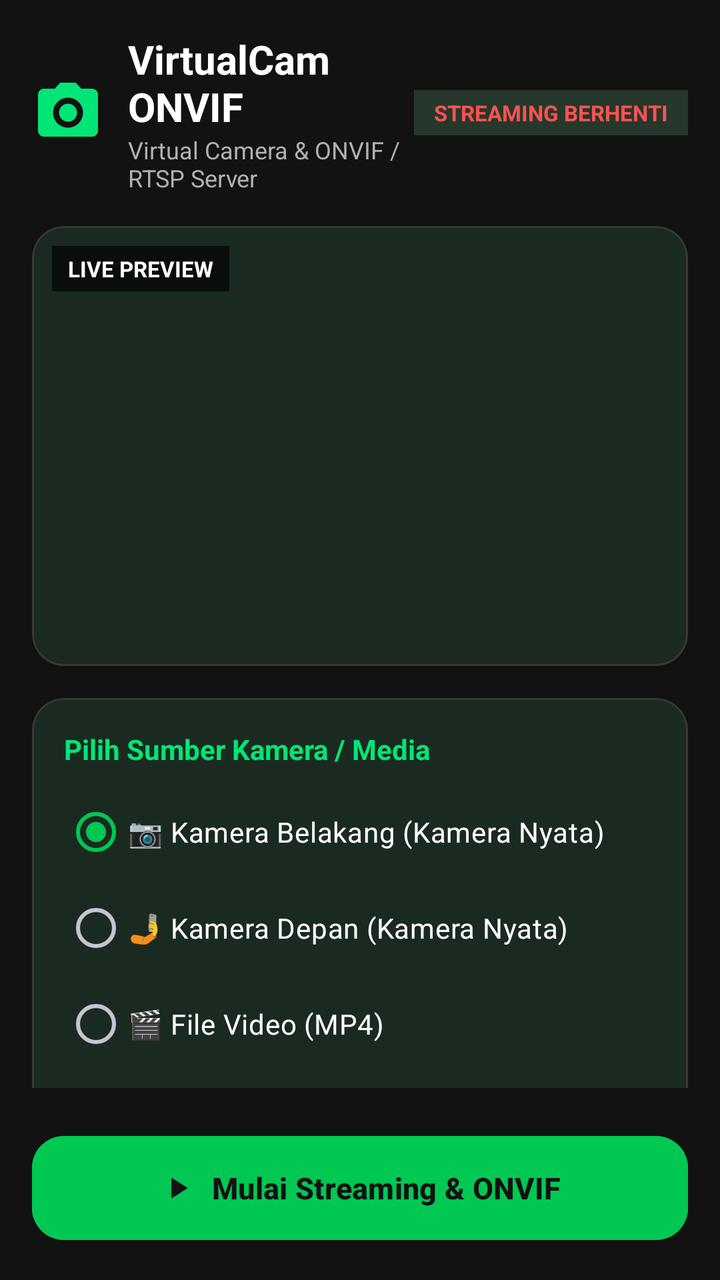
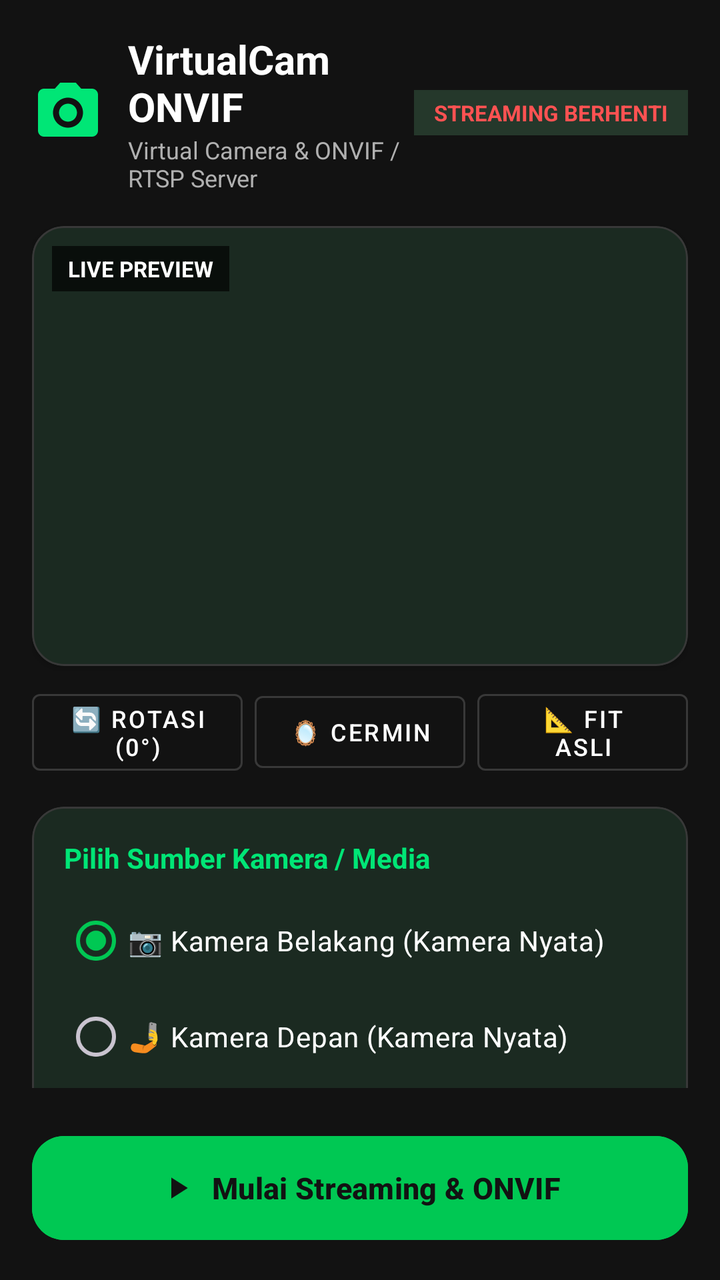

The first picture is an Android layout as it rendered before a commit; the second is the same layout after the commit. The layout source and the unified diff follow.
<!-- AndroidManifest.xml: application theme Theme.VirtualCam -->
<!-- res/layout/activity_main.xml -->
<?xml version="1.0" encoding="utf-8"?>
<androidx.coordinatorlayout.widget.CoordinatorLayout xmlns:android="http://schemas.android.com/apk/res/android"
    xmlns:app="http://schemas.android.com/apk/res-auto"
    xmlns:tools="http://schemas.android.com/tools"
    android:layout_width="match_parent"
    android:layout_height="match_parent"
    android:background="@color/background">

    <androidx.core.widget.NestedScrollView
        android:layout_width="match_parent"
        android:layout_height="match_parent"
        android:fillViewport="true"
        android:paddingBottom="96dp">

        <LinearLayout
            android:layout_width="match_parent"
            android:layout_height="wrap_content"
            android:orientation="vertical"
            android:padding="16dp">

            
            <LinearLayout
                android:layout_width="match_parent"
                android:layout_height="wrap_content"
                android:gravity="center_vertical"
                android:orientation="horizontal">

                <ImageView
                    android:layout_width="36dp"
                    android:layout_height="36dp"
                    android:contentDescription="@string/app_name"
                    android:src="@drawable/ic_camera" />

                <LinearLayout
                    android:layout_width="0dp"
                    android:layout_height="wrap_content"
                    android:layout_marginStart="12dp"
                    android:layout_weight="1"
                    android:orientation="vertical">

                    <TextView
                        android:layout_width="wrap_content"
                        android:layout_height="wrap_content"
                        android:text="@string/app_name"
                        android:textColor="@color/text_primary"
                        android:textSize="20sp"
                        android:textStyle="bold" />

                    <TextView
                        android:layout_width="wrap_content"
                        android:layout_height="wrap_content"
                        android:text="Virtual Camera &amp; ONVIF / RTSP Server"
                        android:textColor="@color/text_secondary"
                        android:textSize="12sp" />
                </LinearLayout>

                <TextView
                    android:id="@+id/tvStatusBadge"
                    android:layout_width="wrap_content"
                    android:layout_height="wrap_content"
                    android:background="@color/badge_bg"
                    android:paddingHorizontal="10dp"
                    android:paddingVertical="4dp"
                    android:text="@string/status_stopped"
                    android:textColor="@color/status_red"
                    android:textSize="11sp"
                    android:textStyle="bold" />
            </LinearLayout>

            
            <com.google.android.material.card.MaterialCardView
                android:layout_width="match_parent"
                android:layout_height="220dp"
                android:layout_marginTop="16dp"
                app:cardBackgroundColor="@color/surface"
                app:cardCornerRadius="16dp"
                app:cardElevation="2dp"
                app:strokeColor="@color/card_stroke"
                app:strokeWidth="1dp">

                <FrameLayout
                    android:layout_width="match_parent"
                    android:layout_height="match_parent">

                    <TextureView
                        android:id="@+id/previewTextureView"
                        android:layout_width="match_parent"
                        android:layout_height="match_parent" />

                    <TextView
                        android:id="@+id/tvPreviewOverlay"
                        android:layout_width="wrap_content"
                        android:layout_height="wrap_content"
                        android:layout_gravity="top|start"
                        android:layout_margin="10dp"
                        android:background="#AA000000"
                        android:paddingHorizontal="8dp"
                        android:paddingVertical="4dp"
                        android:text="LIVE PREVIEW"
                        android:textColor="@color/text_primary"
                        android:textSize="11sp"
                        android:textStyle="bold" />
                </FrameLayout>
            </com.google.android.material.card.MaterialCardView>

            
            <com.google.android.material.card.MaterialCardView
                android:layout_width="match_parent"
                android:layout_height="wrap_content"
                android:layout_marginTop="16dp"
                app:cardBackgroundColor="@color/surface"
                app:cardCornerRadius="16dp"
                app:cardElevation="2dp"
                app:strokeColor="@color/card_stroke"
                app:strokeWidth="1dp">

                <LinearLayout
                    android:layout_width="match_parent"
                    android:layout_height="wrap_content"
                    android:orientation="vertical"
                    android:padding="16dp">

                    <TextView
                        android:layout_width="wrap_content"
                        android:layout_height="wrap_content"
                        android:text="Pilih Sumber Kamera / Media"
                        android:textColor="@color/accent"
                        android:textSize="14sp"
                        android:textStyle="bold" />

                    <RadioGroup
                        android:id="@+id/rgSource"
                        android:layout_width="match_parent"
                        android:layout_height="wrap_content"
                        android:layout_marginTop="8dp">

                        <RadioButton
                            android:id="@+id/rbCameraBack"
                            android:layout_width="wrap_content"
                            android:layout_height="wrap_content"
                            android:checked="true"
                            android:text="@string/source_camera_back"
                            android:textColor="@color/text_primary" />

                        <RadioButton
                            android:id="@+id/rbCameraFront"
                            android:layout_width="wrap_content"
                            android:layout_height="wrap_content"
                            android:text="@string/source_camera_front"
                            android:textColor="@color/text_primary" />

                        <RadioButton
                            android:id="@+id/rbVideo"
                            android:layout_width="wrap_content"
                            android:layout_height="wrap_content"
                            android:text="@string/source_video"
                            android:textColor="@color/text_primary" />

                        <RadioButton
                            android:id="@+id/rbScreen"
                            android:layout_width="wrap_content"
                            android:layout_height="wrap_content"
                            android:text="@string/source_screen"
                            android:textColor="@color/text_primary" />

                        <RadioButton
                            android:id="@+id/rbPattern"
                            android:layout_width="wrap_content"
                            android:layout_height="wrap_content"
                            android:text="@string/source_test_pattern"
                            android:textColor="@color/text_primary" />
                    </RadioGroup>

                    
                    <LinearLayout
                        android:id="@+id/layoutVideoPicker"
                        android:layout_width="match_parent"
                        android:layout_height="wrap_content"
                        android:layout_marginTop="8dp"
                        android:orientation="vertical"
                        android:visibility="gone">

                        <com.google.android.material.button.MaterialButton
                            android:id="@+id/btnSelectVideo"
                            android:layout_width="match_parent"
                            android:layout_height="wrap_content"
                            android:backgroundTint="@color/surface_variant"
                            android:text="@string/btn_select_video"
                            android:textColor="@color/text_primary"
                            app:icon="@drawable/ic_video"
                            app:iconTint="@color/accent" />

                        <TextView
                            android:id="@+id/tvSelectedVideo"
                            android:layout_width="wrap_content"
                            android:layout_height="wrap_content"
                            android:layout_marginTop="4dp"
                            android:ellipsize="middle"
                            android:maxLines="1"
                            android:text="@string/no_video_selected"
                            android:textColor="@color/text_secondary"
                            android:textSize="12sp" />

                        <com.google.android.material.switchmaterial.SwitchMaterial
                            android:id="@+id/switchLoop"
                            android:layout_width="match_parent"
                            android:layout_height="wrap_content"
                            android:layout_marginTop="8dp"
                            android:checked="true"
                            android:text="@string/loop_video"
                            android:textColor="@color/text_primary" />
                    </LinearLayout>
                </LinearLayout>
            </com.google.android.material.card.MaterialCardView>

            
            <com.google.android.material.card.MaterialCardView
                android:layout_width="match_parent"
                android:layout_height="wrap_content"
                android:layout_marginTop="16dp"
                app:cardBackgroundColor="@color/surface"
                app:cardCornerRadius="16dp"
                app:cardElevation="2dp"
                app:strokeColor="@color/card_stroke"
                app:strokeWidth="1dp">

                <LinearLayout
                    android:layout_width="match_parent"
                    android:layout_height="wrap_content"
                    android:orientation="vertical"
                    android:padding="16dp">

                    <TextView
                        android:layout_width="wrap_content"
                        android:layout_height="wrap_content"
                        android:text="Koneksi &amp; Protokol Streaming"
                        android:textColor="@color/accent"
                        android:textSize="14sp"
                        android:textStyle="bold" />

                    
                    <LinearLayout
                        android:layout_width="match_parent"
                        android:layout_height="wrap_content"
                        android:layout_marginTop="10dp"
                        android:gravity="center_vertical"
                        android:orientation="horizontal">

                        <TextView
                            android:layout_width="0dp"
                            android:layout_height="wrap_content"
                            android:layout_weight="1"
                            android:text="@string/ip_address_label"
                            android:textColor="@color/text_secondary"
                            android:textSize="13sp" />

                        <TextView
                            android:id="@+id/tvIpAddress"
                            android:layout_width="wrap_content"
                            android:layout_height="wrap_content"
                            android:text="192.168.1.100"
                            android:textColor="@color/text_primary"
                            android:textSize="14sp"
                            android:textStyle="bold" />
                    </LinearLayout>

                    <View
                        android:layout_width="match_parent"
                        android:layout_height="1dp"
                        android:layout_marginVertical="8dp"
                        android:background="@color/card_stroke" />

                    
                    <LinearLayout
                        android:layout_width="match_parent"
                        android:layout_height="wrap_content"
                        android:gravity="center_vertical"
                        android:orientation="horizontal">

                        <LinearLayout
                            android:layout_width="0dp"
                            android:layout_height="wrap_content"
                            android:layout_weight="1"
                            android:orientation="vertical">

                            <TextView
                                android:layout_width="wrap_content"
                                android:layout_height="wrap_content"
                                android:text="@string/rtsp_url_label"
                                android:textColor="@color/text_secondary"
                                android:textSize="12sp" />

                            <TextView
                                android:id="@+id/tvRtspUrl"
                                android:layout_width="wrap_content"
                                android:layout_height="wrap_content"
                                android:text="rtsp://192.168.1.100:8554/live"
                                android:textColor="@color/accent"
                                android:textSize="13sp"
                                android:textStyle="bold" />
                        </LinearLayout>

                        <ImageButton
                            android:id="@+id/btnCopyRtsp"
                            android:layout_width="36dp"
                            android:layout_height="36dp"
                            android:background="?attr/selectableItemBackgroundBorderless"
                            android:contentDescription="Copy RTSP"
                            android:src="@drawable/ic_copy" />
                    </LinearLayout>

                    <View
                        android:layout_width="match_parent"
                        android:layout_height="1dp"
                        android:layout_marginVertical="8dp"
                        android:background="@color/card_stroke" />

                    
                    <LinearLayout
                        android:layout_width="match_parent"
                        android:layout_height="wrap_content"
                        android:gravity="center_vertical"
                        android:orientation="horizontal">

                        <LinearLayout
                            android:layout_width="0dp"
                            android:layout_height="wrap_content"
                            android:layout_weight="1"
                            android:orientation="vertical">

                            <TextView
                                android:layout_width="wrap_content"
                                android:layout_height="wrap_content"
                                android:text="@string/onvif_url_label"
                                android:textColor="@color/text_secondary"
                                android:textSize="12sp" />

                            <TextView
                                android:id="@+id/tvOnvifUrl"
                                android:layout_width="wrap_content"
                                android:layout_height="wrap_content"
                                android:text="http://192.168.1.100:8080/onvif/device_service"
                                android:textColor="@color/text_primary"
                                android:textSize="12sp" />
                        </LinearLayout>

                        <ImageButton
                            android:id="@+id/btnCopyOnvif"
                            android:layout_width="36dp"
                            android:layout_height="36dp"
                            android:background="?attr/selectableItemBackgroundBorderless"
                            android:contentDescription="Copy ONVIF"
                            android:src="@drawable/ic_copy" />
                    </LinearLayout>

                    <View
                        android:layout_width="match_parent"
                        android:layout_height="1dp"
                        android:layout_marginVertical="8dp"
                        android:background="@color/card_stroke" />

                    
                    <LinearLayout
                        android:layout_width="match_parent"
                        android:layout_height="wrap_content"
                        android:gravity="center_vertical"
                        android:orientation="horizontal">

                        <LinearLayout
                            android:layout_width="0dp"
                            android:layout_height="wrap_content"
                            android:layout_weight="1"
                            android:orientation="vertical">

                            <TextView
                                android:layout_width="wrap_content"
                                android:layout_height="wrap_content"
                                android:text="🌐 Web Stream URL (Tonton di Browser Chrome / Edge / Tablet):"
                                android:textColor="@color/accent"
                                android:textSize="12sp"
                                android:textStyle="bold" />

                            <TextView
                                android:id="@+id/tvWebStreamUrl"
                                android:layout_width="wrap_content"
                                android:layout_height="wrap_content"
                                android:text="http://192.168.1.100:8080/"
                                android:textColor="@color/text_primary"
                                android:textSize="13sp"
                                android:textStyle="bold" />
                        </LinearLayout>

                        <ImageButton
                            android:id="@+id/btnCopyWeb"
                            android:layout_width="36dp"
                            android:layout_height="36dp"
                            android:background="?attr/selectableItemBackgroundBorderless"
                            android:contentDescription="Copy Web URL"
                            android:src="@drawable/ic_copy" />
                    </LinearLayout>
                </LinearLayout>
            </com.google.android.material.card.MaterialCardView>

            
            <com.google.android.material.card.MaterialCardView
                android:layout_width="match_parent"
                android:layout_height="wrap_content"
                android:layout_marginTop="16dp"
                app:cardBackgroundColor="@color/surface"
                app:cardCornerRadius="16dp"
                app:cardElevation="2dp"
                app:strokeColor="@color/card_stroke"
                app:strokeWidth="1dp">

                <LinearLayout
                    android:layout_width="match_parent"
                    android:layout_height="wrap_content"
                    android:orientation="vertical"
                    android:padding="16dp">

                    <TextView
                        android:layout_width="wrap_content"
                        android:layout_height="wrap_content"
                        android:text="@string/virtual_cam_features"
                        android:textColor="@color/accent"
                        android:textSize="14sp"
                        android:textStyle="bold" />

                    
                    <com.google.android.material.button.MaterialButton
                        android:id="@+id/btnTestIntent"
                        android:layout_width="match_parent"
                        android:layout_height="wrap_content"
                        android:layout_marginTop="10dp"
                        android:backgroundTint="@color/surface_variant"
                        android:text="@string/btn_test_intent_cam"
                        android:textColor="@color/text_primary"
                        app:icon="@drawable/ic_camera"
                        app:iconTint="@color/accent" />

                    
                    <com.google.android.material.switchmaterial.SwitchMaterial
                        android:id="@+id/switchFloating"
                        android:layout_width="match_parent"
                        android:layout_height="wrap_content"
                        android:layout_marginTop="6dp"
                        android:text="@string/toggle_floating_preview"
                        android:textColor="@color/text_primary" />

                    
                    <TextView
                        android:layout_width="wrap_content"
                        android:layout_height="wrap_content"
                        android:layout_marginTop="12dp"
                        android:text="@string/xposed_guide_title"
                        android:textColor="@color/text_primary"
                        android:textSize="13sp"
                        android:textStyle="bold" />

                    <TextView
                        android:layout_width="wrap_content"
                        android:layout_height="wrap_content"
                        android:layout_marginTop="4dp"
                        android:lineSpacingExtra="2dp"
                        android:text="@string/xposed_guide_desc"
                        android:textColor="@color/text_secondary"
                        android:textSize="12sp" />
                </LinearLayout>
            </com.google.android.material.card.MaterialCardView>

        </LinearLayout>
    </androidx.core.widget.NestedScrollView>

    
    <com.google.android.material.button.MaterialButton
        android:id="@+id/btnToggleStream"
        android:layout_width="match_parent"
        android:layout_height="60dp"
        android:layout_gravity="bottom"
        android:layout_margin="16dp"
        android:backgroundTint="@color/primary"
        android:text="@string/btn_start_stream"
        android:textColor="@color/background"
        android:textSize="15sp"
        android:textStyle="bold"
        app:cornerRadius="16dp"
        app:icon="@drawable/ic_play"
        app:iconGravity="textStart"
        app:iconTint="@color/background" />

</androidx.coordinatorlayout.widget.CoordinatorLayout>
<!-- resources referenced by this layout -->
<resources>
  <color name="accent">#00E676</color>
  <color name="background">#121212</color>
  <color name="badge_bg">#25382B</color>
  <color name="card_stroke">#383838</color>
  <color name="primary">#00C853</color>
  <color name="status_red">#FF5252</color>
  <color name="surface">#1E1E1E</color>
  <color name="surface_variant">#2C2C2C</color>
  <color name="text_primary">#FFFFFF</color>
  <color name="text_secondary">#B0B0B0</color>
  <!-- drawable ic_camera (drawable) -->
  <vector xmlns:android="http://schemas.android.com/apk/res/android"
      android:width="24dp"
      android:height="24dp"
      android:viewportWidth="24"
      android:viewportHeight="24">
      <path
          android:fillColor="@color/accent"
          android:pathData="M9.4,2L7.6,4H4C2.9,4 2,4.9 2,6V18C2,19.1 2.9,20 4,20H20C21.1,20 22,19.1 22,18V6C22,4.9 21.1,4 20,4H16.4L14.6,2H9.4ZM12,17C9.24,17 7,14.76 7,12C7,9.24 9.24,7 12,7C14.76,7 17,9.24 17,12C17,14.76 14.76,17 12,17ZM12,9C10.34,9 9,10.34 9,12C9,13.66 10.34,15 12,15C13.66,15 15,13.66 15,12C15,10.34 13.66,9 12,9Z" />
  </vector>
  <!-- drawable ic_copy (drawable) -->
  <vector xmlns:android="http://schemas.android.com/apk/res/android"
      android:width="24dp"
      android:height="24dp"
      android:viewportWidth="24"
      android:viewportHeight="24">
      <path
          android:fillColor="@color/accent"
          android:pathData="M16,1H4C2.9,1 2,1.9 2,3V17H4V3H16V1ZM19,5H8C6.9,5 6,5.9 6,7V21C6,22.1 6.9,23 8,23H19C20.1,23 21,22.1 21,21V7C21,5.9 20.1,5 19,5ZM19,21H8V7H19V21Z" />
  </vector>
  <!-- drawable ic_play (drawable) -->
  <vector xmlns:android="http://schemas.android.com/apk/res/android"
      android:width="24dp"
      android:height="24dp"
      android:viewportWidth="24"
      android:viewportHeight="24">
      <path
          android:fillColor="#FFFFFF"
          android:pathData="M8,5v14l11,-7z" />
  </vector>
  <!-- drawable ic_video (drawable) -->
  <vector xmlns:android="http://schemas.android.com/apk/res/android"
      android:width="24dp"
      android:height="24dp"
      android:viewportWidth="24"
      android:viewportHeight="24">
      <path
          android:fillColor="@color/accent"
          android:pathData="M17,10.5V7C17,6.45 16.55,6 16,6H4C3.45,6 3,6.45 3,7V17C3,17.55 3.45,18 4,18H16C16.55,18 17,17.55 17,17V13.5L21,17.5V6.5L17,10.5Z" />
  </vector>
  <string name="app_name">VirtualCam ONVIF</string>
  <string name="btn_select_video">Pilih Video MP4</string>
  <string name="btn_start_stream">Mulai Streaming &amp; ONVIF</string>
  <string name="btn_test_intent_cam">Uji Kamera Virtual (Intent Mode)</string>
  <string name="ip_address_label">Alamat IP Lokal</string>
  <string name="loop_video">Putar Ulang Otomatis (Loop)</string>
  <string name="no_video_selected">Belum ada video dipilih</string>
  <string name="onvif_url_label">ONVIF Device URL</string>
  <string name="rtsp_url_label">RTSP Stream URL</string>
  <string name="source_camera_back">📷 Kamera Belakang (Kamera Nyata)</string>
  <string name="source_camera_front">🤳 Kamera Depan (Kamera Nyata)</string>
  <string name="source_screen">📱 Tampilan Layar (Screen Mirror)</string>
  <string name="source_test_pattern">📺 Test Pattern (SMPTE Bars)</string>
  <string name="source_video">🎬 File Video (MP4)</string>
  <string name="status_stopped">STREAMING BERHENTI</string>
  <string name="toggle_floating_preview">Floating Controller di Atas Aplikasi Lain</string>
  <string name="virtual_cam_features">Fitur Virtual Kamera Android</string>
  <string name="xposed_guide_desc">Untuk aplikasi yang membuka kamera secara langsung (WhatsApp Video Call, Zoom, Meet, Google Chrome), aktifkan modul ini di aplikasi LSPosed atau LSPatch lalu pilih aplikasi target yang ingin disuntikkan video kamera virtual.</string>
  <string name="xposed_guide_title">Integrasi LSPosed / Xposed (Direct Camera Hook)</string>
  <color name="primary_container">#1B5E20</color>
  <!-- unchanged entries left out for length: 1 -->
</resources>

<!-- the commit's change to res/layout/activity_main.xml (unified diff, before → after) -->
@@ -104,10 +104,54 @@
             </com.google.android.material.card.MaterialCardView>
 
             
+            <LinearLayout
+                android:layout_width="match_parent"
+                android:layout_height="wrap_content"
+                android:layout_marginTop="8dp"
+                android:gravity="center"
+                android:orientation="horizontal">
+
+                <com.google.android.material.button.MaterialButton
+                    android:id="@+id/btnRotate"
+                    style="@style/Widget.MaterialComponents.Button.OutlinedButton"
+                    android:layout_width="0dp"
+                    android:layout_height="wrap_content"
+                    android:layout_marginEnd="6dp"
+                    android:layout_weight="1"
+                    android:text="🔄 Rotasi (0°)"
+                    android:textColor="@color/text_primary"
+                    android:textSize="12sp"
+                    app:strokeColor="@color/card_stroke" />
+
+                <com.google.android.material.button.MaterialButton
+                    android:id="@+id/btnMirror"
+                    style="@style/Widget.MaterialComponents.Button.OutlinedButton"
+                    android:layout_width="0dp"
+                    android:layout_height="wrap_content"
+                    android:layout_marginEnd="6dp"
+                    android:layout_weight="1"
+                    android:text="🪞 Cermin"
+                    android:textColor="@color/text_primary"
+                    android:textSize="12sp"
+                    app:strokeColor="@color/card_stroke" />
+
+                <com.google.android.material.button.MaterialButton
+                    android:id="@+id/btnScaleMode"
+                    style="@style/Widget.MaterialComponents.Button.OutlinedButton"
+                    android:layout_width="0dp"
+                    android:layout_height="wrap_content"
+                    android:layout_weight="1"
+                    android:text="📐 Fit Asli"
+                    android:textColor="@color/text_primary"
+                    android:textSize="12sp"
+                    app:strokeColor="@color/card_stroke" />
+            </LinearLayout>
+
+            
             <com.google.android.material.card.MaterialCardView
                 android:layout_width="match_parent"
                 android:layout_height="wrap_content"
-                android:layout_marginTop="16dp"
+                android:layout_marginTop="12dp"
                 app:cardBackgroundColor="@color/surface"
                 app:cardCornerRadius="16dp"
                 app:cardElevation="2dp"
